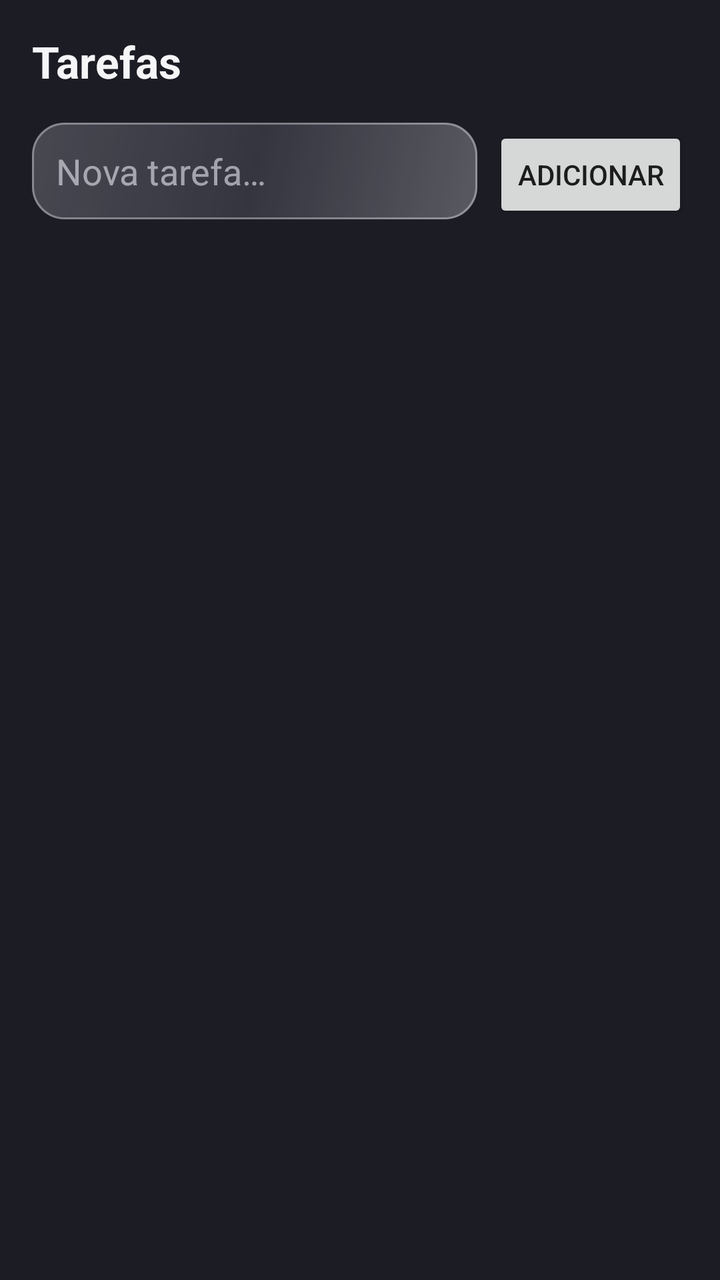
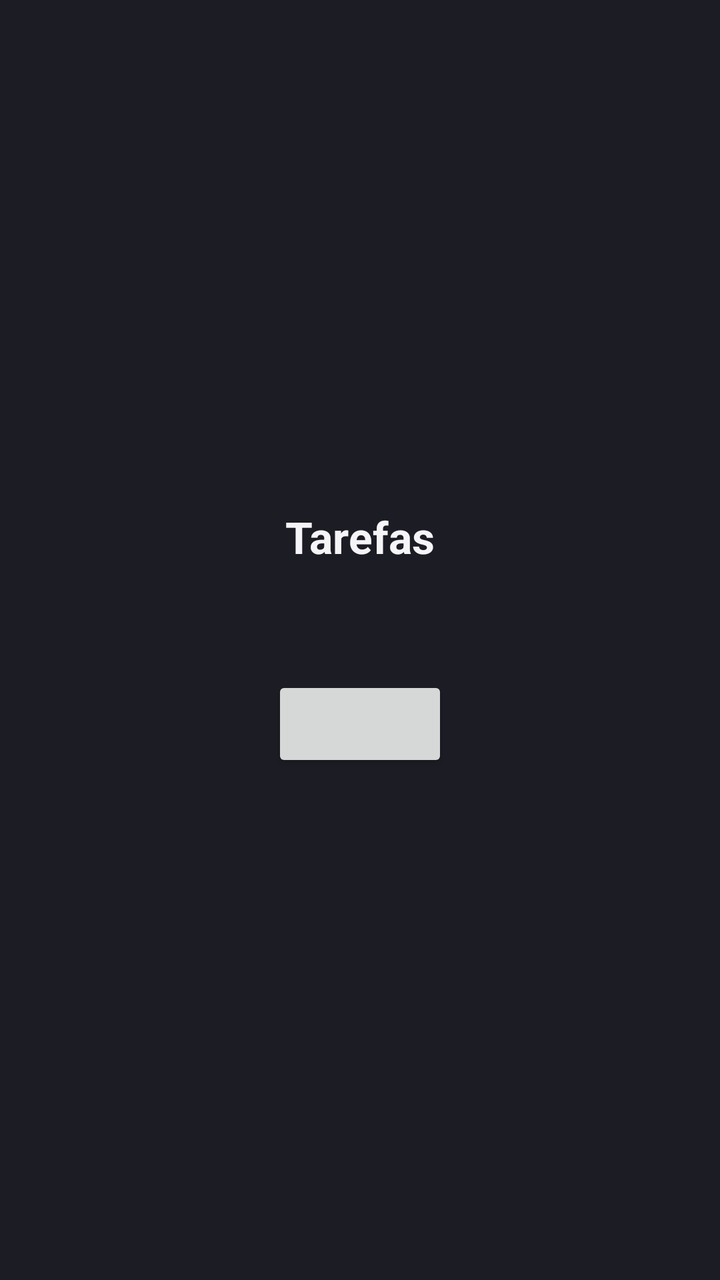

Two renders of the same Android screen: before a commit and after it. Below are the layout's source before the change and the commit's diff.
<!-- AndroidManifest.xml: activity theme Theme.Tarefas -->
<!-- res/layout/activity_main.xml -->
<?xml version="1.0" encoding="utf-8"?>
<LinearLayout xmlns:android="http://schemas.android.com/apk/res/android"
    android:layout_width="match_parent"
    android:layout_height="match_parent"
    android:orientation="vertical"
    android:background="@color/app_background"
    android:padding="16dp">

    <TextView
        android:layout_width="wrap_content"
        android:layout_height="wrap_content"
        android:text="@string/app_name"
        android:textColor="@color/widget_text"
        android:textSize="22sp"
        android:textStyle="bold"
        android:layout_marginBottom="16dp" />

    <LinearLayout
        android:layout_width="match_parent"
        android:layout_height="wrap_content"
        android:orientation="horizontal"
        android:layout_marginBottom="16dp">

        <EditText
            android:id="@+id/main_input"
            android:layout_width="0dp"
            android:layout_height="wrap_content"
            android:layout_weight="1"
            android:hint="@string/add_task_hint"
            android:textColor="@color/widget_text"
            android:textColorHint="@color/widget_text_secondary"
            android:background="@drawable/dialog_background"
            android:padding="12dp"
            android:imeOptions="actionDone"
            android:singleLine="true" />

        <Button
            android:id="@+id/main_add_button"
            android:layout_width="wrap_content"
            android:layout_height="wrap_content"
            android:layout_marginStart="8dp"
            android:text="@string/add" />
    </LinearLayout>

    <ListView
        android:id="@+id/main_list"
        android:layout_width="match_parent"
        android:layout_height="0dp"
        android:layout_weight="1"
        android:divider="@null"
        android:dividerHeight="4dp" />

</LinearLayout>
<!-- resources referenced by this layout -->
<resources>
  <color name="app_background">#1C1C24</color>
  <color name="widget_text">#F5F5F7</color>
  <color name="widget_text_secondary">#99EBEBF5</color>
  <!-- drawable dialog_background (drawable) -->
  <?xml version="1.0" encoding="utf-8"?>
  <layer-list xmlns:android="http://schemas.android.com/apk/res/android">
      <item>
          <shape android:shape="rectangle">
              <solid android:color="@color/app_background_light" />
              <corners android:radius="16dp" />
          </shape>
      </item>
      <item>
          <shape android:shape="rectangle">
              <gradient
                  android:angle="135"
                  android:startColor="#38FFFFFF"
                  android:centerColor="#0DFFFFFF"
                  android:endColor="#24FFFFFF" />
              <corners android:radius="16dp" />
          </shape>
      </item>
      <item>
          <shape android:shape="rectangle">
              <stroke android:width="1dp" android:color="@color/glass_rim" />
              <corners android:radius="16dp" />
          </shape>
      </item>
  </layer-list>
  <string name="add">Adicionar</string>
  <string name="add_task_hint">Nova tarefa…</string>
  <string name="app_name">Tarefas</string>
  <style name="Theme.Tarefas" parent="android:Theme.Material.Light.NoActionBar">
          <item name="android:colorBackground">@color/app_background</item>
          <item name="android:windowBackground">@color/app_background</item>
      </style>
  <color name="app_background_light">#2A2A35</color>
  <color name="glass_rim">#59FFFFFF</color>
</resources>

<!-- the commit's change to res/layout/activity_main.xml (unified diff, before → after) -->
@@ -3,8 +3,9 @@
     android:layout_width="match_parent"
     android:layout_height="match_parent"
     android:orientation="vertical"
+    android:gravity="center"
     android:background="@color/app_background"
-    android:padding="16dp">
+    android:padding="24dp">
 
     <TextView
         android:layout_width="wrap_content"
@@ -13,41 +14,20 @@
         android:textColor="@color/widget_text"
         android:textSize="22sp"
         android:textStyle="bold"
-        android:layout_marginBottom="16dp" />
+        android:layout_marginBottom="12dp" />
 
-    <LinearLayout
-        android:layout_width="match_parent"
+    <TextView
+        android:id="@+id/main_status"
+        android:layout_width="wrap_content"
         android:layout_height="wrap_content"
-        android:orientation="horizontal"
-        android:layout_marginBottom="16dp">
+        android:textColor="@color/widget_text_secondary"
+        android:textSize="14sp"
+        android:gravity="center"
+        android:layout_marginBottom="24dp" />
 
-        <EditText
-            android:id="@+id/main_input"
-            android:layout_width="0dp"
-            android:layout_height="wrap_content"
-            android:layout_weight="1"
-            android:hint="@string/add_task_hint"
-            android:textColor="@color/widget_text"
-            android:textColorHint="@color/widget_text_secondary"
-            android:background="@drawable/dialog_background"
-            android:padding="12dp"
-            android:imeOptions="actionDone"
-            android:singleLine="true" />
-
-        <Button
-            android:id="@+id/main_add_button"
-            android:layout_width="wrap_content"
-            android:layout_height="wrap_content"
-            android:layout_marginStart="8dp"
-            android:text="@string/add" />
-    </LinearLayout>
-
-    <ListView
-        android:id="@+id/main_list"
-        android:layout_width="match_parent"
-        android:layout_height="0dp"
-        android:layout_weight="1"
-        android:divider="@null"
-        android:dividerHeight="4dp" />
+    <Button
+        android:id="@+id/main_action_button"
+        android:layout_width="wrap_content"
+        android:layout_height="wrap_content" />
 
 </LinearLayout>
<!-- resource entries referenced after the edit -->
@@ -3,40 +3,10 @@
   <color name="app_background">#1C1C24</color>
   <color name="widget_text">#F5F5F7</color>
   <color name="widget_text_secondary">#99EBEBF5</color>
-  <!-- drawable dialog_background (drawable) -->
-  <?xml version="1.0" encoding="utf-8"?>
-  <layer-list xmlns:android="http://schemas.android.com/apk/res/android">
-      <item>
-          <shape android:shape="rectangle">
-              <solid android:color="@color/app_background_light" />
-              <corners android:radius="16dp" />
-          </shape>
-      </item>
-      <item>
-          <shape android:shape="rectangle">
-              <gradient
-                  android:angle="135"
-                  android:startColor="#38FFFFFF"
-                  android:centerColor="#0DFFFFFF"
-                  android:endColor="#24FFFFFF" />
-              <corners android:radius="16dp" />
-          </shape>
-      </item>
-      <item>
-          <shape android:shape="rectangle">
-              <stroke android:width="1dp" android:color="@color/glass_rim" />
-              <corners android:radius="16dp" />
-          </shape>
-      </item>
-  </layer-list>
-  <string name="add">Adicionar</string>
-  <string name="add_task_hint">Nova tarefa…</string>
   <string name="app_name">Tarefas</string>
   <style name="Theme.Tarefas" parent="android:Theme.Material.Light.NoActionBar">
           <item name="android:colorBackground">@color/app_background</item>
           <item name="android:windowBackground">@color/app_background</item>
       </style>
-  <color name="app_background_light">#2A2A35</color>
-  <color name="glass_rim">#59FFFFFF</color>
 </resources>
 
